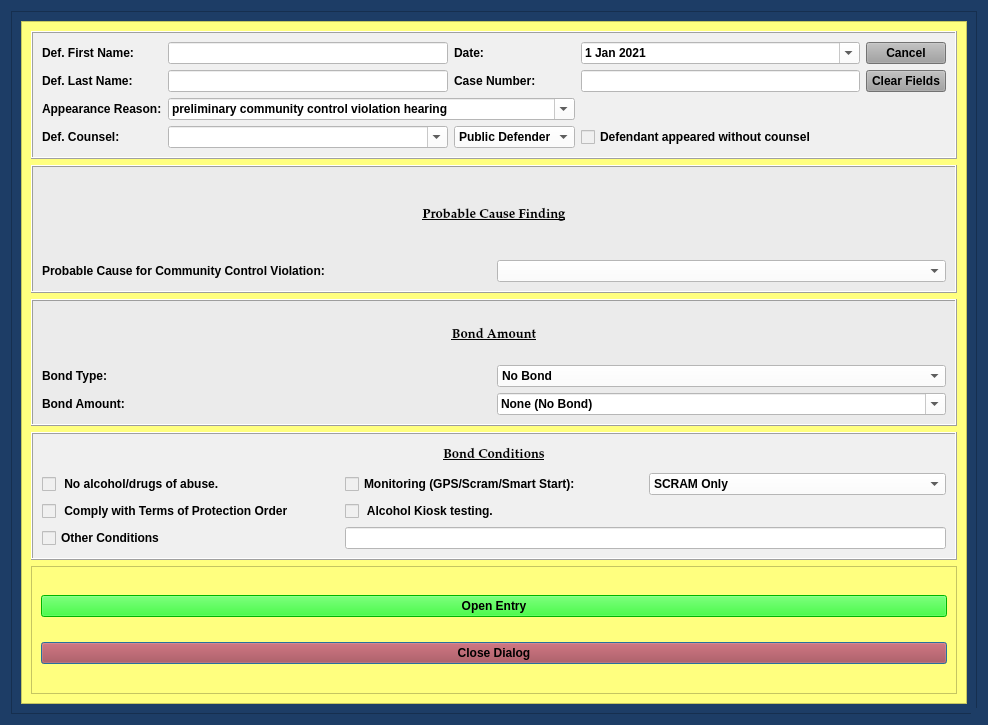
Before: the Qt Designer form package/views/ui/ProbationViolationBondDialog.ui in HunterProgram22/MuniEntry, drawn with Qt 5.
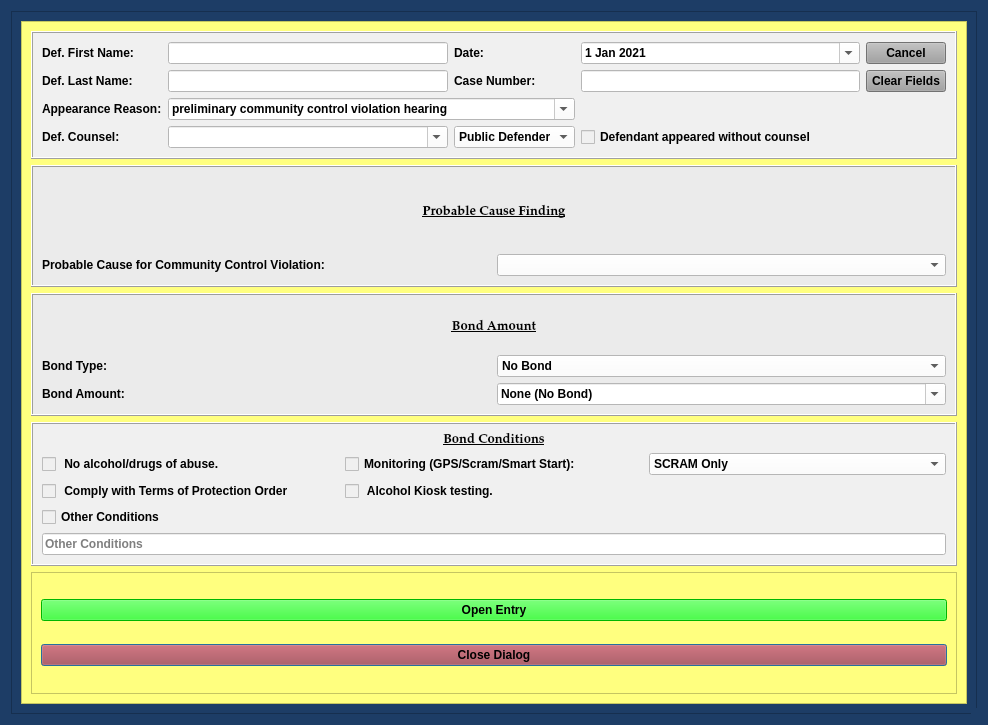
After: the same form once the commit is applied.

```diff
--- a/package/views/ui/ProbationViolationBondDialog.ui
+++ b/package/views/ui/ProbationViolationBondDialog.ui
@@ -297,11 +297,14 @@
                </property>
               </widget>
              </item>
-             <item row="3" column="1" colspan="2">
-              <widget class="QLineEdit" name="lineEdit">
+             <item row="4" column="0" colspan="3">
+              <widget class="QLineEdit" name="cc_violation_other_conditions_terms_box">
                <property name="styleSheet">
                 <string notr="true">background-color: rgb(255, 255, 255);</string>
                </property>
+               <property name="placeholderText">
+                <string>Other Conditions</string>
+               </property>
               </widget>
              </item>
             </layout>
```
Left out of the diff: 2 changed lines with no effect on the pictures.
